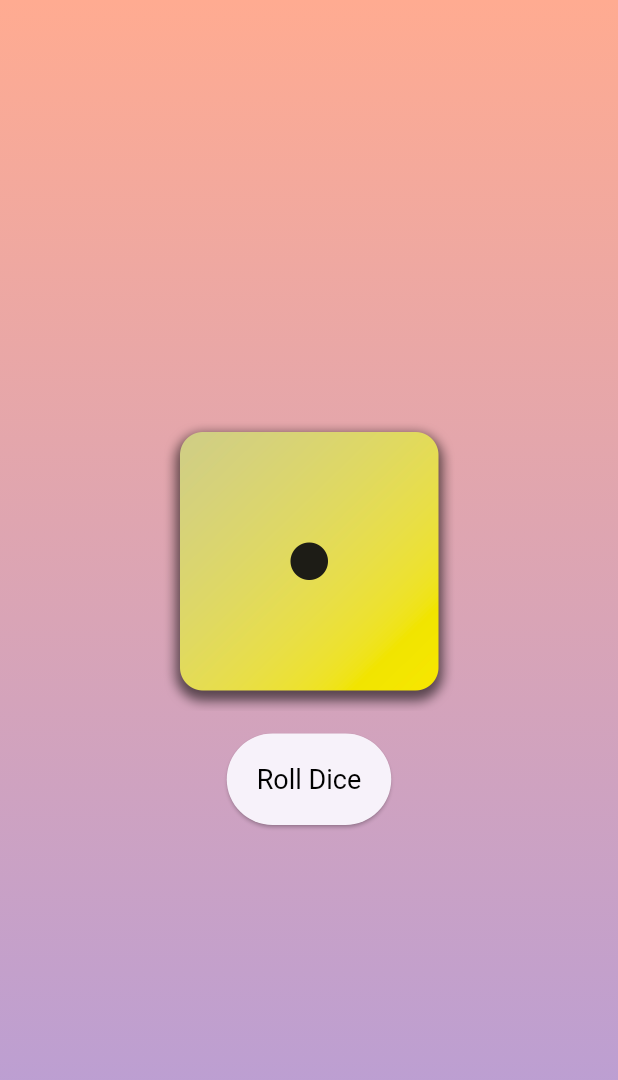
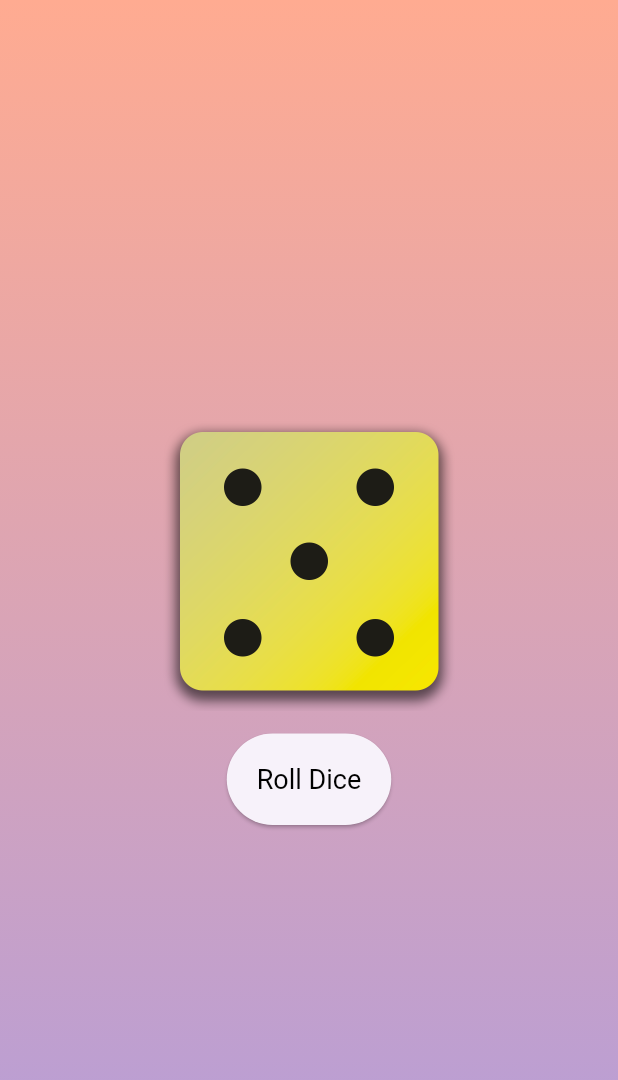
Before and after one commit to ayeshaak1/dice_roll, a Flutter app: the screen it shows after launch, after a tap on "Roll Dice", on a phone screen of 412 x 824 dp. Shown: the top 1080 px of the screen. Run offline on Flutter 3.47's test engine with Material 3 defaults, Android fonts, the phone set to English and light mode, and no system bars.

```diff
--- a/lib/dice_roller.dart
+++ b/lib/dice_roller.dart
@@ -1,4 +1,5 @@
 import 'package:flutter/material.dart';
+import 'dart:math';
 
 class DiceRoller extends StatefulWidget{
   const DiceRoller({super.key});
@@ -10,10 +11,12 @@ class DiceRoller extends StatefulWidget{
 }
 
 class _DiceRollerState extends State<DiceRoller>{
-  var diceImg = 'assets/image/dice-1.png';
+  var diceImg = 1;
 
   void rollDice() {
-    diceImg = 'assets/image/dice-2.png';
+    setState(() {
+      diceImg = Random().nextInt(6) + 1;
+    });
   }
 
   @override
@@ -22,7 +25,7 @@ class _DiceRollerState extends State<DiceRoller>{
           mainAxisSize: MainAxisSize.min,
           children: [
             Image.asset(
-              diceImg,
+              'assets/image/dice-$diceImg.png',
               width: 200,
             ),
             Padding(
```
